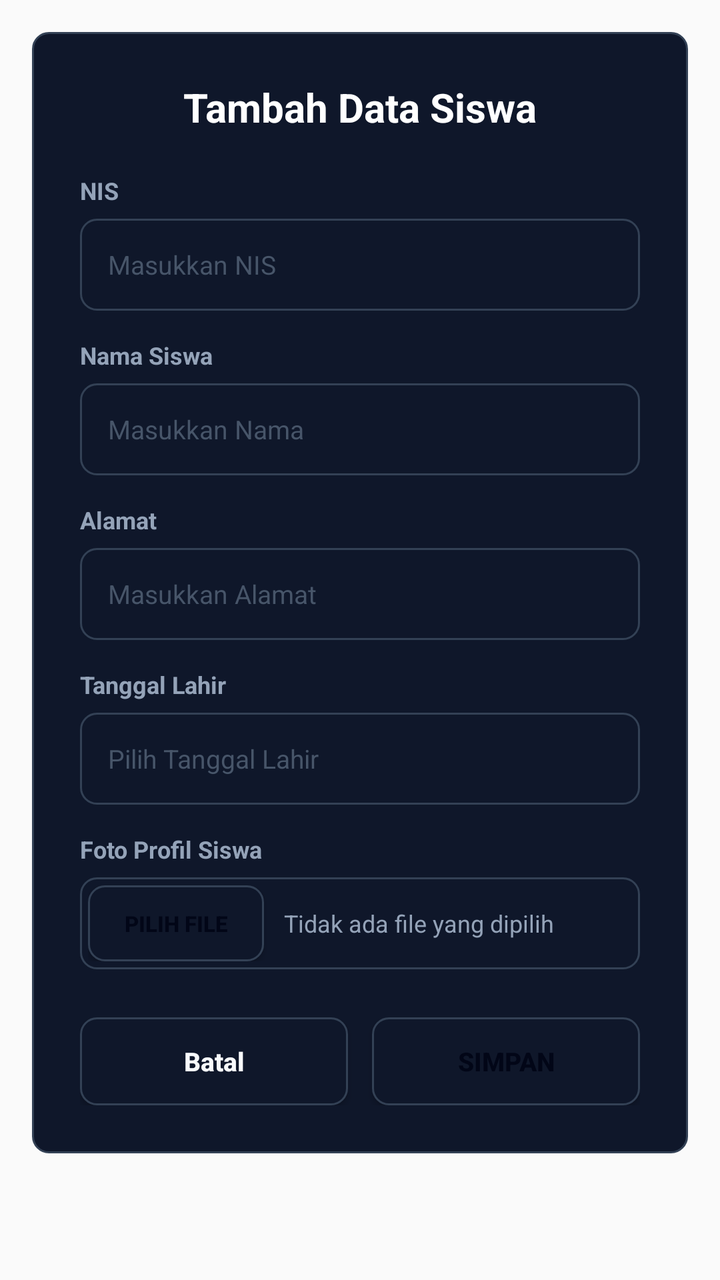
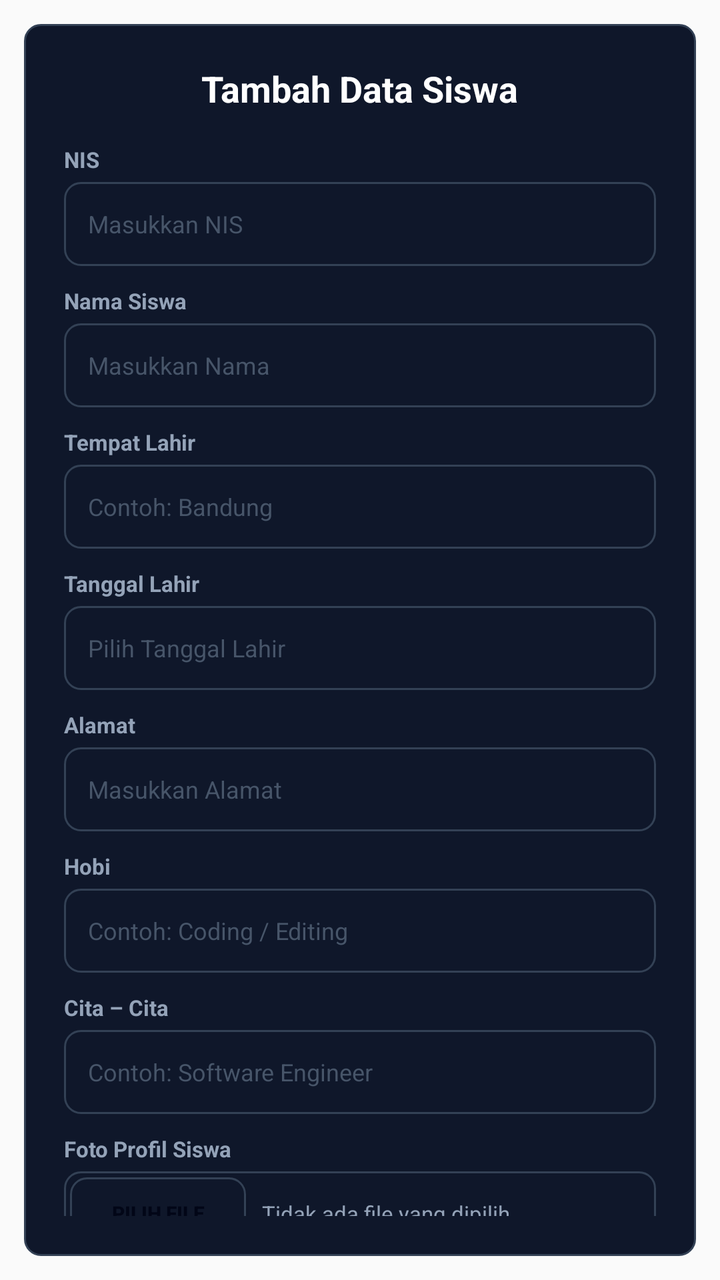

Screens rendered from an Android XML layout before and after an edit, with the pre-edit source and the edit as a unified diff.
<!-- AndroidManifest.xml: application theme AppTheme -->
<!-- res/layout/dialog_student_form.xml -->
<?xml version="1.0" encoding="utf-8"?>

<LinearLayout xmlns:android="http://schemas.android.com/apk/res/android"
    android:layout_width="match_parent"
    android:layout_height="wrap_content"
    android:orientation="vertical"
    android:padding="16dp">

    
    <LinearLayout
        android:id="@+id/cardDialogForm"
        android:layout_width="match_parent"
        android:layout_height="wrap_content"
        android:orientation="vertical"
        android:padding="24dp"
        android:background="@drawable/bg_custom">

        <TextView
            android:id="@+id/tvFormTitle"
            android:layout_width="wrap_content"
            android:layout_height="wrap_content"
            android:text="Tambah Data Siswa"
            android:textColor="#FFFFFF"
            android:textSize="20sp"
            android:textStyle="bold"
            android:layout_gravity="center_horizontal"
            android:layout_marginBottom="20dp"/>

        
        <TextView
            android:layout_width="wrap_content"
            android:layout_height="wrap_content"
            android:text="NIS"
            android:textColor="#94A3B8"
            android:textSize="12sp"
            android:textStyle="bold"
            android:layout_marginBottom="6dp"/>
        <EditText
            android:id="@+id/etNis"
            android:layout_width="match_parent"
            android:layout_height="46dp"
            android:hint="Masukkan NIS"
            android:textColor="#F8FAFC"
            android:textColorHint="#475569"
            android:textSize="13sp"
            android:paddingHorizontal="14dp"
            android:background="@drawable/bg_custom"
            android:layout_marginBottom="14dp"/>

        
        <TextView
            android:layout_width="wrap_content"
            android:layout_height="wrap_content"
            android:text="Nama Siswa"
            android:textColor="#94A3B8"
            android:textSize="12sp"
            android:textStyle="bold"
            android:layout_marginBottom="6dp"/>
        <EditText
            android:id="@+id/etNama"
            android:layout_width="match_parent"
            android:layout_height="46dp"
            android:hint="Masukkan Nama"
            android:textColor="#F8FAFC"
            android:textColorHint="#475569"
            android:textSize="13sp"
            android:paddingHorizontal="14dp"
            android:background="@drawable/bg_custom"
            android:layout_marginBottom="14dp"/>

        
        <TextView
            android:layout_width="wrap_content"
            android:layout_height="wrap_content"
            android:text="Alamat"
            android:textColor="#94A3B8"
            android:textSize="12sp"
            android:textStyle="bold"
            android:layout_marginBottom="6dp"/>
        <EditText
            android:id="@+id/etAlamat"
            android:layout_width="match_parent"
            android:layout_height="46dp"
            android:hint="Masukkan Alamat"
            android:textColor="#F8FAFC"
            android:textColorHint="#475569"
            android:textSize="13sp"
            android:paddingHorizontal="14dp"
            android:background="@drawable/bg_custom"
            android:layout_marginBottom="14dp"/>

        
        <TextView
            android:layout_width="wrap_content"
            android:layout_height="wrap_content"
            android:text="Tanggal Lahir"
            android:textColor="#94A3B8"
            android:textSize="12sp"
            android:textStyle="bold"
            android:layout_marginBottom="6dp"/>
        <TextView
            android:id="@+id/tvDatePicker"
            android:layout_width="match_parent"
            android:layout_height="46dp"
            android:hint="Pilih Tanggal Lahir"
            android:textColor="#F8FAFC"
            android:textColorHint="#475569"
            android:textSize="13sp"
            android:gravity="center_vertical"
            android:paddingHorizontal="14dp"
            android:background="@drawable/bg_custom"
            android:layout_marginBottom="14dp"
            android:clickable="true"
            android:focusable="true"/>

        
        <TextView
            android:layout_width="wrap_content"
            android:layout_height="wrap_content"
            android:text="Foto Profil Siswa"
            android:textColor="#94A3B8"
            android:textSize="12sp"
            android:textStyle="bold"
            android:layout_marginBottom="6dp"/>
        <LinearLayout
            android:id="@+id/containerInputFile"
            android:layout_width="match_parent"
            android:layout_height="46dp"
            android:orientation="horizontal"
            android:background="@drawable/bg_custom"
            android:padding="4dp"
            android:layout_marginBottom="24dp">
            
            <Button
                android:id="@+id/btnPickFile"
                android:layout_width="wrap_content"
                android:layout_height="match_parent"
                android:text="Pilih File"
                android:textColor="#020617"
                android:textSize="11sp"
                android:textStyle="bold"
                android:background="@drawable/bg_custom"
                android:paddingHorizontal="12dp"/>

            <TextView
                android:id="@+id/tvFileName"
                android:layout_width="match_parent"
                android:layout_height="match_parent"
                android:text="Tidak ada file yang dipilih"
                android:textColor="#94A3B8"
                android:textSize="12sp"
                android:gravity="center_vertical"
                android:paddingStart="10dp"
                android:singleLine="true"/>
        </LinearLayout>

        
        <LinearLayout
            android:layout_width="match_parent"
            android:layout_height="wrap_content"
            android:orientation="horizontal">

            <Button
                android:id="@+id/btnCancel"
                android:layout_width="0dp"
                android:layout_height="44dp"
                android:layout_weight="1"
                android:layout_marginEnd="6dp"
                android:text="Batal"
                android:textColor="#F8FAFC"
                android:textSize="13sp"
                android:textStyle="bold"
                android:textAllCaps="false"
                android:background="@drawable/bg_custom"/>

            <Button
                android:id="@+id/btnSubmit"
                android:layout_width="0dp"
                android:layout_height="44dp"
                android:layout_weight="1"
                android:layout_marginStart="6dp"
                android:text="SIMPAN"
                android:textColor="#020617"
                android:textSize="13sp"
                android:textStyle="bold"
                android:textAllCaps="true"
                android:background="@drawable/bg_custom"/>
        </LinearLayout>

    </LinearLayout>
</LinearLayout>
<!-- resources referenced by this layout -->
<resources>
  <!-- drawable bg_custom (drawable) -->
  <?xml version="1.0" encoding="utf-8"?>
  
  <shape xmlns:android="http://schemas.android.com/apk/res/android">
      <solid android:color="#0F172A"/>
      <stroke android:width="1dp" android:color="#334155"/>
      <corners android:radius="8dp"/>
  </shape>
  <style name="AppTheme" parent="Theme.AppCompat.DayNight.NoActionBar">
          <item name="android:windowNoTitle">true</item>
          <item name="android:windowActionBar">false</item>
          <item name="android:windowFullscreen">true</item>
      </style>
</resources>

<!-- the commit's change to res/layout/dialog_student_form.xml (unified diff, before → after) -->
@@ -4,15 +4,14 @@
     android:layout_width="match_parent"
     android:layout_height="wrap_content"
     android:orientation="vertical"
-    android:padding="16dp">
+    android:padding="12dp">
 
-    
     <LinearLayout
         android:id="@+id/cardDialogForm"
         android:layout_width="match_parent"
         android:layout_height="wrap_content"
         android:orientation="vertical"
-        android:padding="24dp"
+        android:padding="20dp"
         android:background="@drawable/bg_custom">
 
         <TextView
@@ -21,170 +20,49 @@
             android:layout_height="wrap_content"
             android:text="Tambah Data Siswa"
             android:textColor="#FFFFFF"
-            android:textSize="20sp"
+            android:textSize="18sp"
             android:textStyle="bold"
             android:layout_gravity="center_horizontal"
-            android:layout_marginBottom="20dp"/>
+            android:layout_marginBottom="16dp"/>
 
         
-        <TextView
-            android:layout_width="wrap_content"
-            android:layout_height="wrap_content"
-            android:text="NIS"
-            android:textColor="#94A3B8"
-            android:textSize="12sp"
-            android:textStyle="bold"
-            android:layout_marginBottom="6dp"/>
-        <EditText
-            android:id="@+id/etNis"
-            android:layout_width="match_parent"
-            android:layout_height="46dp"
-            android:hint="Masukkan NIS"
-            android:textColor="#F8FAFC"
-            android:textColorHint="#475569"
-            android:textSize="13sp"
-            android:paddingHorizontal="14dp"
-            android:background="@drawable/bg_custom"
-            android:layout_marginBottom="14dp"/>
+        <TextView android:layout_width="wrap_content" android:layout_height="wrap_content" android:text="NIS" android:textColor="#94A3B8" android:textSize="11sp" android:textStyle="bold" android:layout_marginBottom="4dp"/>
+        <EditText android:id="@+id/etNis" android:layout_width="match_parent" android:layout_height="42dp" android:hint="Masukkan NIS" android:textColor="#F8FAFC" android:textColorHint="#475569" android:textSize="12sp" android:paddingHorizontal="12dp" android:background="@drawable/bg_custom" android:layout_marginBottom="10dp"/>
 
         
-        <TextView
-            android:layout_width="wrap_content"
-            android:layout_height="wrap_content"
-            android:text="Nama Siswa"
-            android:textColor="#94A3B8"
-            android:textSize="12sp"
-            android:textStyle="bold"
-            android:layout_marginBottom="6dp"/>
-        <EditText
-            android:id="@+id/etNama"
-            android:layout_width="match_parent"
-            android:layout_height="46dp"
-            android:hint="Masukkan Nama"
-            android:textColor="#F8FAFC"
-            android:textColorHint="#475569"
-            android:textSize="13sp"
-            android:paddingHorizontal="14dp"
-            android:background="@drawable/bg_custom"
-            android:layout_marginBottom="14dp"/>
+        <TextView android:layout_width="wrap_content" android:layout_height="wrap_content" android:text="Nama Siswa" android:textColor="#94A3B8" android:textSize="11sp" android:textStyle="bold" android:layout_marginBottom="4dp"/>
+        <EditText android:id="@+id/etNama" android:layout_width="match_parent" android:layout_height="42dp" android:hint="Masukkan Nama" android:textColor="#F8FAFC" android:textColorHint="#475569" android:textSize="12sp" android:paddingHorizontal="12dp" android:background="@drawable/bg_custom" android:layout_marginBottom="10dp"/>
 
         
-        <TextView
-            android:layout_width="wrap_content"
-            android:layout_height="wrap_content"
-            android:text="Alamat"
-            android:textColor="#94A3B8"
-            android:textSize="12sp"
-            android:textStyle="bold"
-            android:layout_marginBottom="6dp"/>
-        <EditText
-            android:id="@+id/etAlamat"
-            android:layout_width="match_parent"
-            android:layout_height="46dp"
-            android:hint="Masukkan Alamat"
-            android:textColor="#F8FAFC"
-            android:textColorHint="#475569"
-            android:textSize="13sp"
-            android:paddingHorizontal="14dp"
-            android:background="@drawable/bg_custom"
-            android:layout_marginBottom="14dp"/>
+        <TextView android:layout_width="wrap_content" android:layout_height="wrap_content" android:text="Tempat Lahir" android:textColor="#94A3B8" android:textSize="11sp" android:textStyle="bold" android:layout_marginBottom="4dp"/>
+        <EditText android:id="@+id/etTempatLahir" android:layout_width="match_parent" android:layout_height="42dp" android:hint="Contoh: Bandung" android:textColor="#F8FAFC" android:textColorHint="#475569" android:textSize="12sp" android:paddingHorizontal="12dp" android:background="@drawable/bg_custom" android:layout_marginBottom="10dp"/>
 
         
-        <TextView
-            android:layout_width="wrap_content"
-            android:layout_height="wrap_content"
-            android:text="Tanggal Lahir"
-            android:textColor="#94A3B8"
-            android:textSize="12sp"
-            android:textStyle="bold"
-            android:layout_marginBottom="6dp"/>
-        <TextView
-            android:id="@+id/tvDatePicker"
-            android:layout_width="match_parent"
-            android:layout_height="46dp"
-            android:hint="Pilih Tanggal Lahir"
-            android:textColor="#F8FAFC"
-            android:textColorHint="#475569"
-            android:textSize="13sp"
-            android:gravity="center_vertical"
-            android:paddingHorizontal="14dp"
-            android:background="@drawable/bg_custom"
-            android:layout_marginBottom="14dp"
-            android:clickable="true"
-            android:focusable="true"/>
+        <TextView android:layout_width="wrap_content" android:layout_height="wrap_content" android:text="Tanggal Lahir" android:textColor="#94A3B8" android:textSize="11sp" android:textStyle="bold" android:layout_marginBottom="4dp"/>
+        <TextView android:id="@+id/tvDatePicker" android:layout_width="match_parent" android:layout_height="42dp" android:hint="Pilih Tanggal Lahir" android:textColor="#F8FAFC" android:textColorHint="#475569" android:textSize="12sp" android:gravity="center_vertical" android:paddingHorizontal="12dp" android:background="@drawable/bg_custom" android:layout_marginBottom="10dp" android:clickable="true" android:focusable="true"/>
 
         
-        <TextView
-            android:layout_width="wrap_content"
-            android:layout_height="wrap_content"
-            android:text="Foto Profil Siswa"
-            android:textColor="#94A3B8"
-            android:textSize="12sp"
-            android:textStyle="bold"
-            android:layout_marginBottom="6dp"/>
-        <LinearLayout
-            android:id="@+id/containerInputFile"
-            android:layout_width="match_parent"
-            android:layout_height="46dp"
-            android:orientation="horizontal"
-            android:background="@drawable/bg_custom"
-            android:padding="4dp"
-            android:layout_marginBottom="24dp">
-            
-            <Button
-                android:id="@+id/btnPickFile"
-                android:layout_width="wrap_content"
-                android:layout_height="match_parent"
-                android:text="Pilih File"
-                android:textColor="#020617"
-                android:textSize="11sp"
-                android:textStyle="bold"
-                android:background="@drawable/bg_custom"
-                android:paddingHorizontal="12dp"/>
+        <TextView android:layout_width="wrap_content" android:layout_height="wrap_content" android:text="Alamat" android:textColor="#94A3B8" android:textSize="11sp" android:textStyle="bold" android:layout_marginBottom="4dp"/>
+        <EditText android:id="@+id/etAlamat" android:layout_width="match_parent" android:layout_height="42dp" android:hint="Masukkan Alamat" android:textColor="#F8FAFC" android:textColorHint="#475569" android:textSize="12sp" android:paddingHorizontal="12dp" android:background="@drawable/bg_custom" android:layout_marginBottom="10dp"/>
 
-            <TextView
-                android:id="@+id/tvFileName"
-                android:layout_width="match_parent"
-                android:layout_height="match_parent"
-                android:text="Tidak ada file yang dipilih"
-                android:textColor="#94A3B8"
-                android:textSize="12sp"
-                android:gravity="center_vertical"
-                android:paddingStart="10dp"
-                android:singleLine="true"/>
+        
+        <TextView android:layout_width="wrap_content" android:layout_height="wrap_content" android:text="Hobi" android:textColor="#94A3B8" android:textSize="11sp" android:textStyle="bold" android:layout_marginBottom="4dp"/>
+        <EditText android:id="@+id/etHobi" android:layout_width="match_parent" android:layout_height="42dp" android:hint="Contoh: Coding / Editing" android:textColor="#F8FAFC" android:textColorHint="#475569" android:textSize="12sp" android:paddingHorizontal="12dp" android:background="@drawable/bg_custom" android:layout_marginBottom="10dp"/>
+
+        
+        <TextView android:layout_width="wrap_content" android:layout_height="wrap_content" android:text="Cita – Cita" android:textColor="#94A3B8" android:textSize="11sp" android:textStyle="bold" android:layout_marginBottom="4dp"/>
+        <EditText android:id="@+id/etCitaCita" android:layout_width="match_parent" android:layout_height="42dp" android:hint="Contoh: Software Engineer" android:textColor="#F8FAFC" android:textColorHint="#475569" android:textSize="12sp" android:paddingHorizontal="12dp" android:background="@drawable/bg_custom" android:layout_marginBottom="10dp"/>
+
+        
+        <TextView android:layout_width="wrap_content" android:layout_height="wrap_content" android:text="Foto Profil Siswa" android:textColor="#94A3B8" android:textSize="11sp" android:textStyle="bold" android:layout_marginBottom="4dp"/>
+        <LinearLayout android:id="@+id/containerInputFile" android:layout_width="match_parent" android:layout_height="42dp" android:orientation="horizontal" android:background="@drawable/bg_custom" android:padding="3dp" android:layout_marginBottom="18dp">
+            <Button android:id="@+id/btnPickFile" android:layout_width="wrap_content" android:layout_height="match_parent" android:text="Pilih File" android:textColor="#020617" android:textSize="10sp" android:textStyle="bold" android:background="@drawable/bg_custom" android:paddingHorizontal="10dp"/>
+            <TextView android:id="@+id/tvFileName" android:layout_width="match_parent" android:layout_height="match_parent" android:text="Tidak ada file yang dipilih" android:textColor="#94A3B8" android:textSize="11sp" android:gravity="center_vertical" android:paddingStart="8dp" android:singleLine="true"/>
         </LinearLayout>
 
-        
-        <LinearLayout
-            android:layout_width="match_parent"
-            android:layout_height="wrap_content"
-            android:orientation="horizontal">
-
-            <Button
-                android:id="@+id/btnCancel"
-                android:layout_width="0dp"
-                android:layout_height="44dp"
-                android:layout_weight="1"
-                android:layout_marginEnd="6dp"
-                android:text="Batal"
-                android:textColor="#F8FAFC"
-                android:textSize="13sp"
-                android:textStyle="bold"
-                android:textAllCaps="false"
-                android:background="@drawable/bg_custom"/>
-
-            <Button
-                android:id="@+id/btnSubmit"
-                android:layout_width="0dp"
-                android:layout_height="44dp"
-                android:layout_weight="1"
-                android:layout_marginStart="6dp"
-                android:text="SIMPAN"
-                android:textColor="#020617"
-                android:textSize="13sp"
-                android:textStyle="bold"
-                android:textAllCaps="true"
-                android:background="@drawable/bg_custom"/>
+        <LinearLayout android:layout_width="match_parent" android:layout_height="wrap_content" android:orientation="horizontal">
+            <Button android:id="@+id/btnCancel" android:layout_width="0dp" android:layout_height="40dp" android:layout_weight="1" android:layout_marginEnd="4dp" android:text="Batal" android:textColor="#F8FAFC" android:textSize="12sp" android:textStyle="bold" android:textAllCaps="false" android:background="@drawable/bg_custom"/>
+            <Button android:id="@+id/btnSubmit" android:layout_width="0dp" android:layout_height="40dp" android:layout_weight="1" android:layout_marginStart="4dp" android:text="SIMPAN" android:textColor="#020617" android:textSize="12sp" android:textStyle="bold" android:textAllCaps="true" android:background="@drawable/bg_custom"/>
         </LinearLayout>
 
     </LinearLayout>
